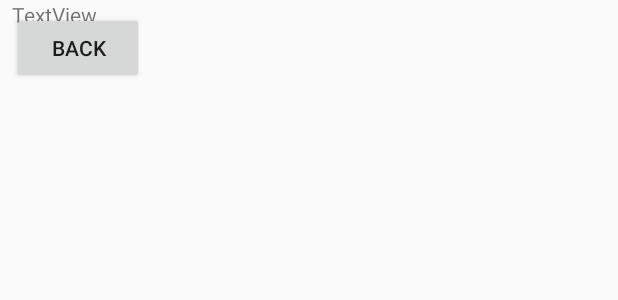
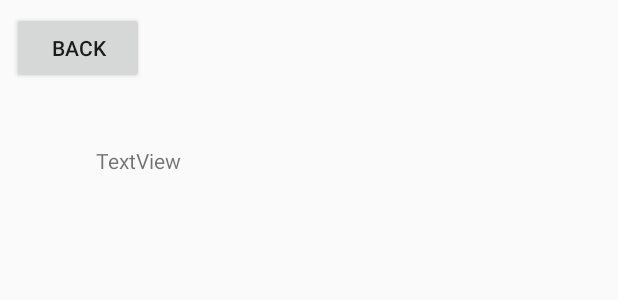
Before and after one commit to schelle14/BattleFood, an Android app: the layout activity_votes__ui.xml on its own in the app's theme, with its tools: preview values and no code run, on a phone screen of 412 x 824 dp. Shown: the top 300 px of the screen. Run offline under Robolectric (Android 15) with nearby library versions, the phone set to English and light mode, and no system bars.

Commit message:
[DD, MH] Watch Votes UI Adapter

```diff
--- a/app/src/main/res/layout/activity_votes__ui.xml
+++ b/app/src/main/res/layout/activity_votes__ui.xml
@@ -11,9 +11,14 @@
         android:layout_width="238dp"
         android:layout_height="61dp"
         android:text="TextView"
-        tools:layout_editor_absoluteY="91dp"
-        android:layout_marginLeft="8dp"
-        app:layout_constraintLeft_toLeftOf="parent" />
+        android:layout_marginLeft="73dp"
+        app:layout_constraintLeft_toLeftOf="parent"
+        android:layout_marginStart="8dp"
+        android:layout_marginRight="8dp"
+        app:layout_constraintRight_toRightOf="parent"
+        app:layout_constraintTop_toTopOf="parent"
+        android:layout_marginTop="97dp"
+        app:layout_constraintHorizontal_bias="0.353" />
 
     <Button
         android:id="@+id/buttonBack"
@@ -23,5 +28,20 @@
         android:layout_marginLeft="8dp"
         app:layout_constraintLeft_toLeftOf="parent"
         app:layout_constraintTop_toTopOf="parent"
-        android:layout_marginTop="8dp" />
+        android:layout_marginTop="8dp"
+        android:layout_marginStart="8dp" />
+
+    <GridView
+        android:layout_width="363dp"
+        android:layout_height="372dp"
+        app:layout_constraintBottom_toBottomOf="parent"
+        android:layout_marginBottom="8dp"
+        android:layout_marginTop="8dp"
+        app:layout_constraintTop_toBottomOf="@+id/textView"
+        android:layout_marginLeft="8dp"
+        app:layout_constraintLeft_toLeftOf="parent"
+        android:layout_marginRight="8dp"
+        app:layout_constraintRight_toRightOf="parent"
+        app:layout_constraintHorizontal_bias="1.0"
+        app:layout_constraintVertical_bias="0.0" />
 </android.support.constraint.ConstraintLayout>
```
Also changed, not shown: 1 other file.
